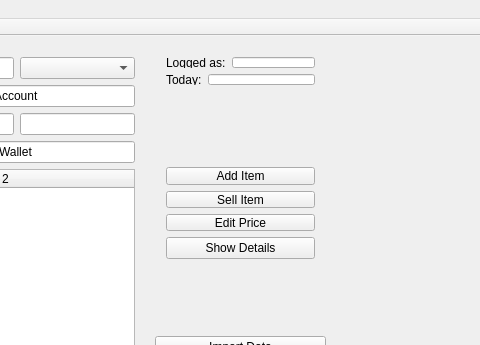
torrancee/gpwapp, file gpw_project/gpw_app/mainwindow.ui: the form before one commit; both pictures show x 125 to 605 and y 0 to 345 of the 1100 by 660 pixel window.
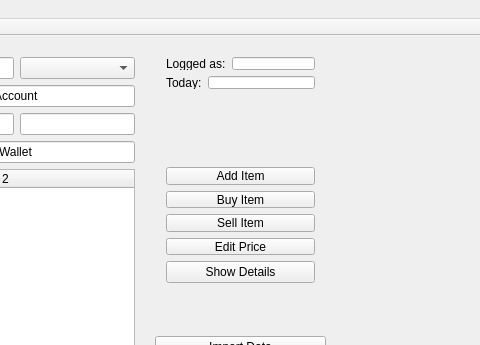
The form after the commit. Custom widgets are drawn as their Qt base class.

Patch:
```diff
--- a/gpw_project/gpw_app/mainwindow.ui
+++ b/gpw_project/gpw_app/mainwindow.ui
@@ -171,7 +171,7 @@
       <x>280</x>
       <y>120</y>
       <width>171</width>
-      <height>114</height>
+      <height>138</height>
      </rect>
     </property>
     <layout class="QVBoxLayout" name="verticalLayout_2">
@@ -184,6 +184,13 @@
          </property>
         </widget>
        </item>
+       <item>
+        <widget class="QPushButton" name="buyItem">
+         <property name="text">
+          <string>Buy Item</string>
+         </property>
+        </widget>
+       </item>
        <item>
         <widget class="QPushButton" name="SellItem">
          <property name="text">
@@ -323,7 +330,7 @@
       <x>280</x>
       <y>10</y>
       <width>171</width>
-      <height>50</height>
+      <height>54</height>
      </rect>
     </property>
     <layout class="QFormLayout" name="formLayout">
```
Left out of the diff: 2 changed lines with no effect on the pictures.
